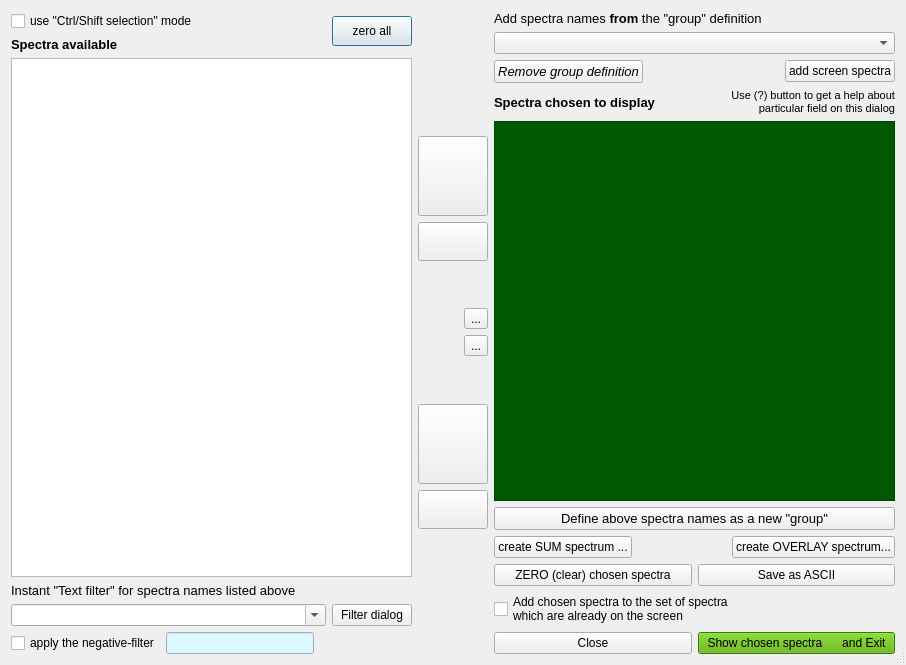
Before: the Qt Designer form t4select_spectra.ui in jgrebosz/test-greware, drawn with Qt 5.
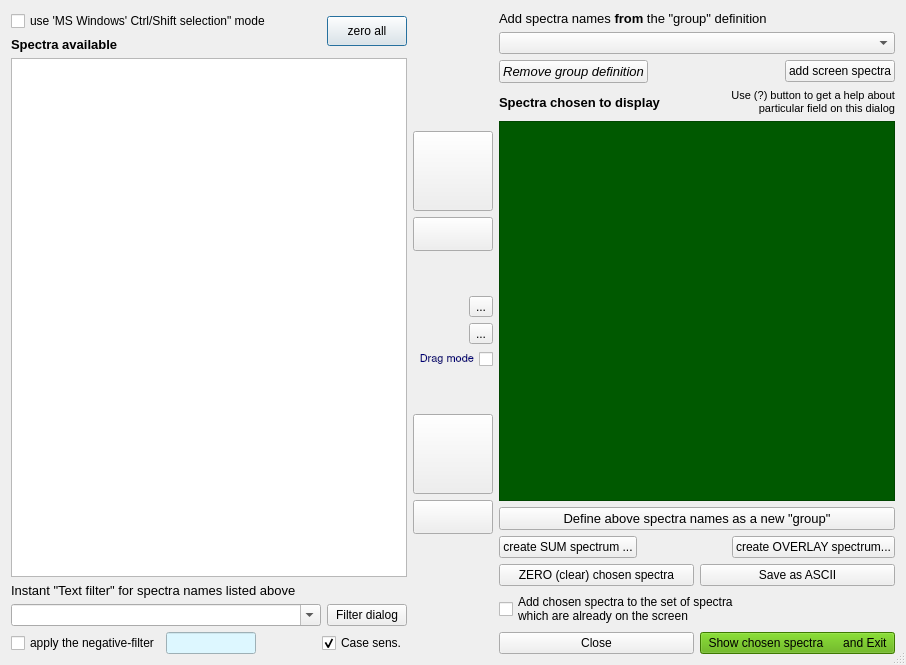
After: the same form once the commit is applied. Icons and pictures are not drawn.

Diff of the .ui file:
```diff
--- a/t4select_spectra.ui
+++ b/t4select_spectra.ui
@@ -32,7 +32,7 @@
             <string>if you prefere a MS Windows-like system of selecting items - check this fiels  </string>
            </property>
            <property name="text">
-            <string>use &quot;Ctrl/Shift selection&quot; mode</string>
+            <string>use 'MS Windows' Ctrl/Shift selection&quot; mode</string>
            </property>
           </widget>
          </item>
@@ -166,7 +166,7 @@
       </layout>
      </item>
      <item>
-      <layout class="QHBoxLayout" name="horizontalLayout_2" stretch="3,3,2">
+      <layout class="QHBoxLayout" name="horizontalLayout_2" stretch="3,3,2,0">
        <item>
         <widget class="QCheckBox" name="checkBox_anti">
          <property name="toolTip">
@@ -205,12 +205,22 @@
          </property>
         </spacer>
        </item>
+       <item>
+        <widget class="QCheckBox" name="checkBox_case_sens">
+         <property name="text">
+          <string>Case sens.</string>
+         </property>
+         <property name="checked">
+          <bool>true</bool>
+         </property>
+        </widget>
+       </item>
       </layout>
      </item>
     </layout>
    </item>
    <item>
-    <layout class="QVBoxLayout" name="verticalLayout_5" stretch="3,3,1,2,1,3,3">
+    <layout class="QVBoxLayout" name="verticalLayout_5" stretch="3,3,1,2,0,1,3,3">
      <item>
       <spacer name="verticalSpacer">
        <property name="orientation">
@@ -256,7 +266,7 @@
          <property name="iconSize">
           <size>
            <width>32</width>
-           <height>32</height>
+           <height>52</height>
           </size>
          </property>
         </widget>
@@ -354,6 +364,43 @@
        </item>
       </layout>
      </item>
+     <item>
+      <widget class="QCheckBox" name="checkBox_enable_drag">
+       <property name="sizePolicy">
+        <sizepolicy hsizetype="Fixed" vsizetype="Fixed">
+         <horstretch>0</horstretch>
+         <verstretch>0</verstretch>
+        </sizepolicy>
+       </property>
+       <property name="font">
+        <font>
+         <family>Nimbus Sans L</family>
+         <pointsize>8</pointsize>
+        </font>
+       </property>
+       <property name="toolTip">
+        <string>in this mode you can rearrange order of selected spectra</string>
+       </property>
+       <property name="whatsThis">
+        <string>in this mode you can rearrange order of selected spectra</string>
+       </property>
+       <property name="layoutDirection">
+        <enum>Qt::RightToLeft</enum>
+       </property>
+       <property name="styleSheet">
+        <string notr="true">color: rgb(0, 0, 120);</string>
+       </property>
+       <property name="text">
+        <string>Drag mode</string>
+       </property>
+       <property name="iconSize">
+        <size>
+         <width>16</width>
+         <height>16</height>
+        </size>
+       </property>
+      </widget>
+     </item>
      <item>
       <spacer name="spacer2">
        <property name="orientation">
```
